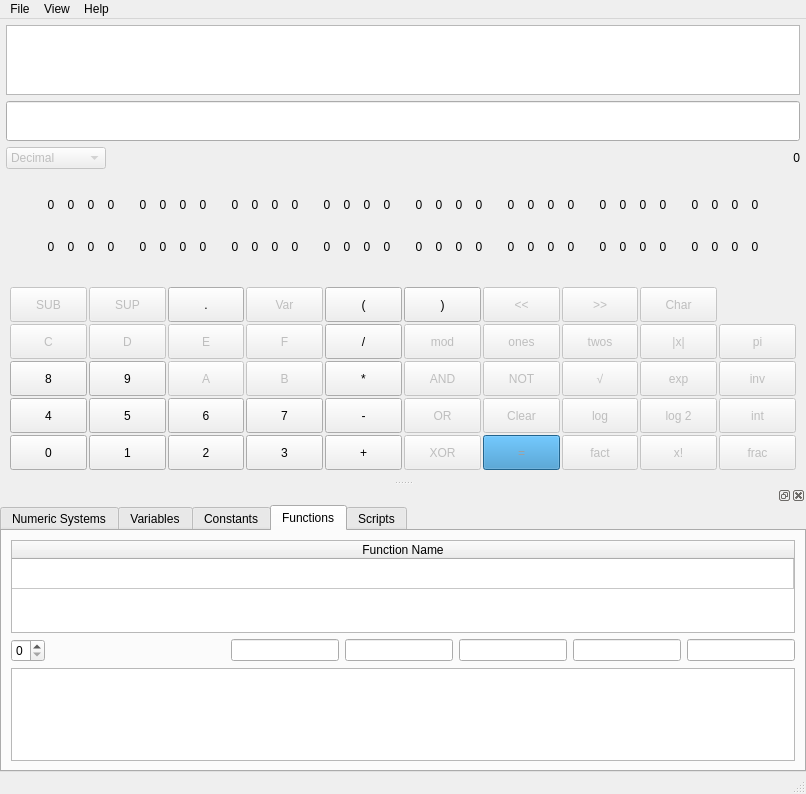
This is src/forms/mainwindow.ui in vetux/qcalculator as Qt 5 draws it before an edit. The edited form follows.
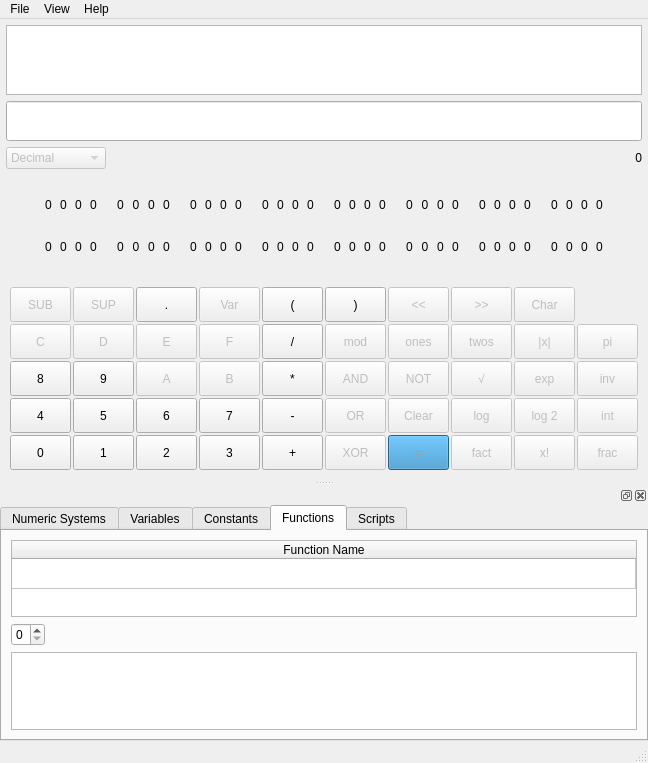
This is the edited form. The open tabs and pages were chosen to show the change.

Commit message: Update application display name, Scroll history on update, Set function arg line edit size policy at runtime

Patch:
```diff
--- a/src/forms/mainwindow.ui
+++ b/src/forms/mainwindow.ui
@@ -6,8 +6,8 @@
    <rect>
     <x>0</x>
     <y>0</y>
-    <width>806</width>
-    <height>794</height>
+    <width>648</width>
+    <height>763</height>
    </rect>
   </property>
   <property name="minimumSize">
@@ -125,6 +125,12 @@
            </item>
            <item>
             <widget class="QLabel" name="label_lastResult">
+             <property name="sizePolicy">
+              <sizepolicy hsizetype="Preferred" vsizetype="Preferred">
+               <horstretch>0</horstretch>
+               <verstretch>0</verstretch>
+              </sizepolicy>
+             </property>
              <property name="text">
               <string>0</string>
              </property>
@@ -4310,7 +4316,7 @@
     <rect>
      <x>0</x>
      <y>0</y>
-     <width>806</width>
+     <width>648</width>
      <height>22</height>
     </rect>
    </property>
@@ -4892,7 +4898,7 @@
            <item>
             <widget class="QLineEdit" name="lineEdit_functions_arg0">
              <property name="sizePolicy">
-              <sizepolicy hsizetype="Minimum" vsizetype="Fixed">
+              <sizepolicy hsizetype="Ignored" vsizetype="Fixed">
                <horstretch>0</horstretch>
                <verstretch>0</verstretch>
               </sizepolicy>
@@ -4902,7 +4908,7 @@
            <item>
             <widget class="QLineEdit" name="lineEdit_functions_arg1">
              <property name="sizePolicy">
-              <sizepolicy hsizetype="Minimum" vsizetype="Fixed">
+              <sizepolicy hsizetype="Ignored" vsizetype="Fixed">
                <horstretch>0</horstretch>
                <verstretch>0</verstretch>
               </sizepolicy>
@@ -4912,7 +4918,7 @@
            <item>
             <widget class="QLineEdit" name="lineEdit_functions_arg2">
              <property name="sizePolicy">
-              <sizepolicy hsizetype="Minimum" vsizetype="Fixed">
+              <sizepolicy hsizetype="Ignored" vsizetype="Fixed">
                <horstretch>0</horstretch>
                <verstretch>0</verstretch>
               </sizepolicy>
@@ -4922,7 +4928,7 @@
            <item>
             <widget class="QLineEdit" name="lineEdit_functions_arg3">
              <property name="sizePolicy">
-              <sizepolicy hsizetype="Minimum" vsizetype="Fixed">
+              <sizepolicy hsizetype="Ignored" vsizetype="Fixed">
                <horstretch>0</horstretch>
                <verstretch>0</verstretch>
               </sizepolicy>
@@ -4932,7 +4938,7 @@
            <item>
             <widget class="QLineEdit" name="lineEdit_functions_arg4">
              <property name="sizePolicy">
-              <sizepolicy hsizetype="Minimum" vsizetype="Fixed">
+              <sizepolicy hsizetype="Ignored" vsizetype="Fixed">
                <horstretch>0</horstretch>
                <verstretch>0</verstretch>
               </sizepolicy>
```
The commit also changes 2 other files.
